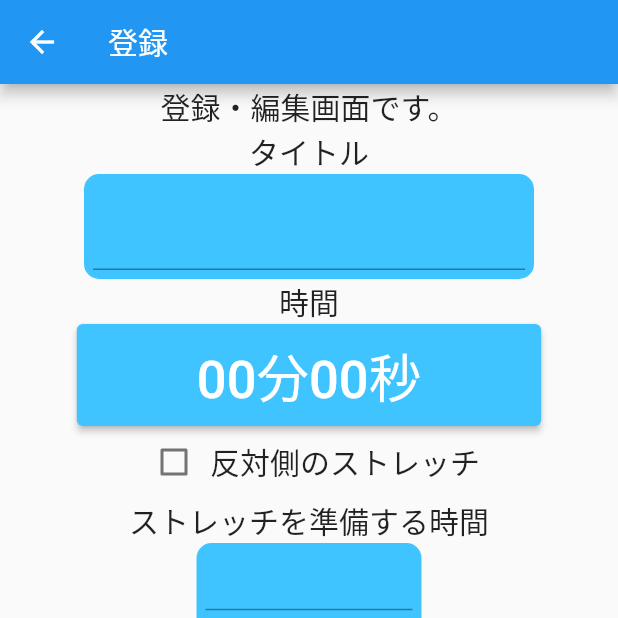
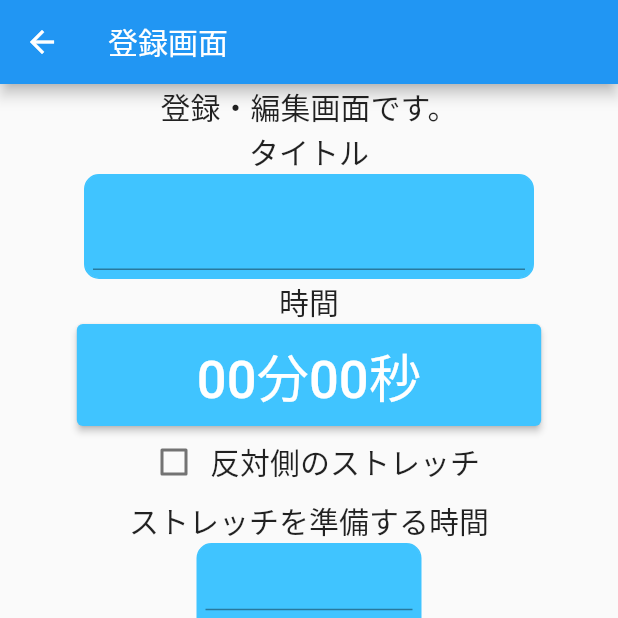
Before and after one commit to yousetsu/simplestretchtimer, a Flutter app: the screen it shows after launch, after a tap on the "add" icon, on a phone screen of 412 x 824 dp, the top half of it. Run offline on Flutter 3.47's test engine with Material 2 defaults, Android fonts, the phone set to English and light mode, and no system bars; our stand-ins replace sqflite; missing offline and left inert: flutter_beep, flutter_picker; accounts and stored records are empty; statements that could not run were skipped.

Commit message:
モードによって登録、編集を切り替える

```diff
--- a/lib/const.dart
+++ b/lib/const.dart
@@ -1,2 +1,5 @@
 const int cnsOtherSideOff = 0;
 const int cnsOtherSideOn = 1;
+
+const String cnsStretchScreenIns = 'ins';
+const String cnsStretchScreenUpd = 'upd';
--- a/lib/main.dart
+++ b/lib/main.dart
@@ -133,13 +133,13 @@ class _MainScreenState extends State<MainScreen> with RouteAware {
   void insertStretch() {
     Navigator.push(
       context,
-      MaterialPageRoute(builder: (context) => StretchScreen('登録')),
+      MaterialPageRoute(builder: (context) => StretchScreen(cnsStretchScreenIns)),
     );
   }
   void updStretch(){
     Navigator.push(
         context,
-        MaterialPageRoute(builder: (context) => StretchScreen('編集')),
+        MaterialPageRoute(builder: (context) => StretchScreen(cnsStretchScreenUpd)),
       );
   }
 
--- a/lib/stretch.dart
+++ b/lib/stretch.dart
@@ -6,22 +6,25 @@ import 'package:sqflite/sqflite.dart';
 import './main.dart';
 import './const.dart';
 class StretchScreen extends StatefulWidget {
-  String title = '';
-  StretchScreen(this.title);
+  String mode = '';
+  StretchScreen(this.mode);
 
   //const StretchScreen({Key? key}) : super(key: key); //コンストラクタ
 
   @override
-  State<StretchScreen> createState() =>  _StretchScreenState(title);
+  State<StretchScreen> createState() =>  _StretchScreenState(mode);
 }
 class _StretchScreenState extends State<StretchScreen> {
-  String title = '';
-  _StretchScreenState(this.title);
+  String mode = '';
+  _StretchScreenState(this.mode);
 
   final _formTitleKey = GlobalKey<FormState>();
   final _formPreSecondKey = GlobalKey<FormState>();
   final _textControllerTitle = TextEditingController();
   final _textControllerPreSecond = TextEditingController();
+
+
+  String title = 'モードなし';
   DateTime _time = DateTime.utc(0, 0, 0);
 
   bool _otherSideFlag = false;
@@ -35,6 +38,7 @@ class _StretchScreenState extends State<StretchScreen> {
   @override
   void initState() {
     super.initState();
+     init();
   }
   @override
   Widget build(BuildContext context) {
@@ -171,7 +175,19 @@ class _StretchScreenState extends State<StretchScreen> {
     await insertStretchData(intMax+1);
     Navigator.pop(context);
   }
+  void init(){
+    switch (mode) {
+    //登録モード
+      case cnsStretchScreenIns:
+        title = '登録画面';
 
+        break;
+    //編集モード
+      case cnsStretchScreenUpd:
+        title = '編集画面';
+        break;
+    }
+  }
   Future<void>  insertStretchData(int lcNo)async{
     int lcOtherSide = 0 ;
     String dbPath = await getDatabasesPath();
```
